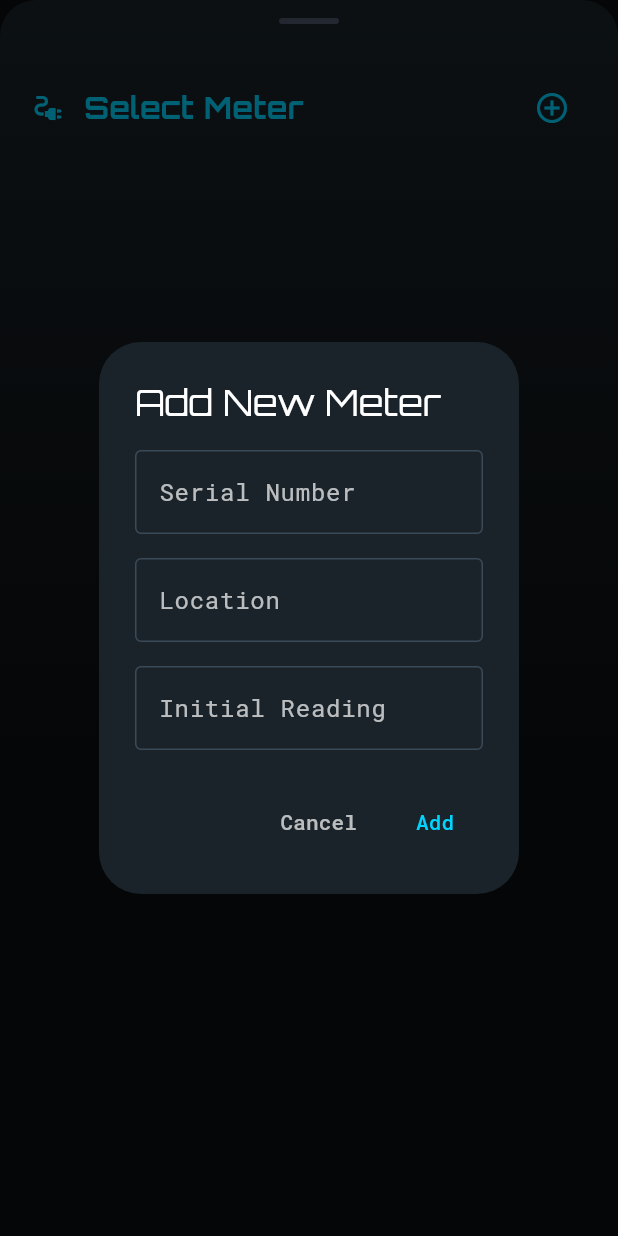
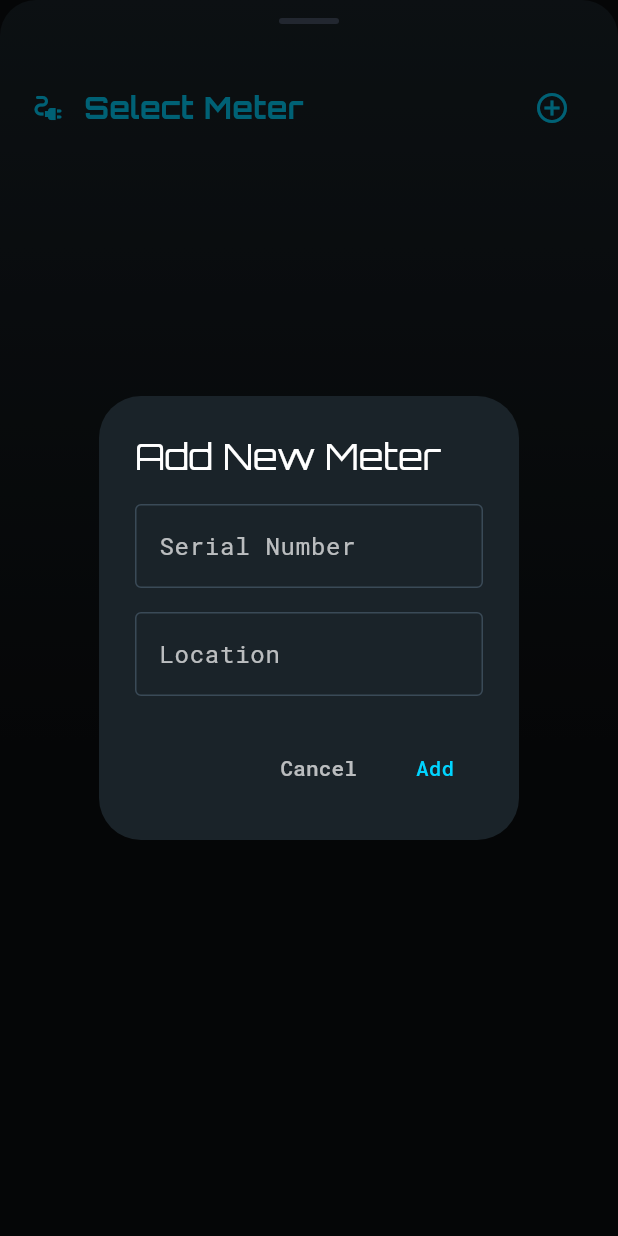
Before and after one commit to benkigera/ciu, a Flutter app: the MeterSelectionSheet widget shown alone on an empty page, opened directly with empty values, after a tap on the "add circle outline" icon, on a phone screen of 412 x 824 dp. Run offline on Flutter 3.47's test engine with Material 3 defaults, Android fonts, the phone set to English and light mode, and no system bars; our stand-ins replace flutter_riverpod, freezed_annotation, google_fonts, hive, hive_flutter, riverpod_annotation; accounts and stored records are empty; generated files the repository leaves out were written again.

Commit message:
Feat: Remove manual meter reading input from UI

```diff
--- a/lib/components/meter_selection_sheet.dart
+++ b/lib/components/meter_selection_sheet.dart
@@ -212,7 +212,6 @@ class _MeterSelectionSheetState extends State<MeterSelectionSheet> {
   void _showAddMeterDialog(BuildContext context) {
     final serialNumberController = TextEditingController();
     final locationController = TextEditingController();
-    final readingController = TextEditingController();
 
     showDialog(
       context: context,
@@ -255,22 +254,6 @@ class _MeterSelectionSheetState extends State<MeterSelectionSheet> {
                   ),
                 ),
               ),
-              const SizedBox(height: 16),
-              TextField(
-                controller: readingController,
-                keyboardType: TextInputType.number,
-                style: GoogleFonts.robotoMono(color: Colors.white),
-                decoration: InputDecoration(
-                  labelText: 'Initial Reading',
-                  labelStyle: GoogleFonts.robotoMono(color: Colors.white70),
-                  enabledBorder: const OutlineInputBorder(
-                    borderSide: BorderSide(color: Color(0xFF3A4A57)),
-                  ),
-                  focusedBorder: const OutlineInputBorder(
-                    borderSide: BorderSide(color: Color(0xFF00D4FF)),
-                  ),
-                ),
-              ),
             ],
           ),
           actions: [
@@ -292,7 +275,7 @@ class _MeterSelectionSheetState extends State<MeterSelectionSheet> {
                     location: locationController.text,
                     isActive: true, // New meters are active by default
                     lastUpdate: DateTime.now(),
-                    reading: double.tryParse(readingController.text) ?? 0.0,
+                    reading: 0.0, // Default to 0.0
                   );
                   widget.ciuNotifier.addMeter(newMeter);
                   Navigator.pop(dialogContext);
```
